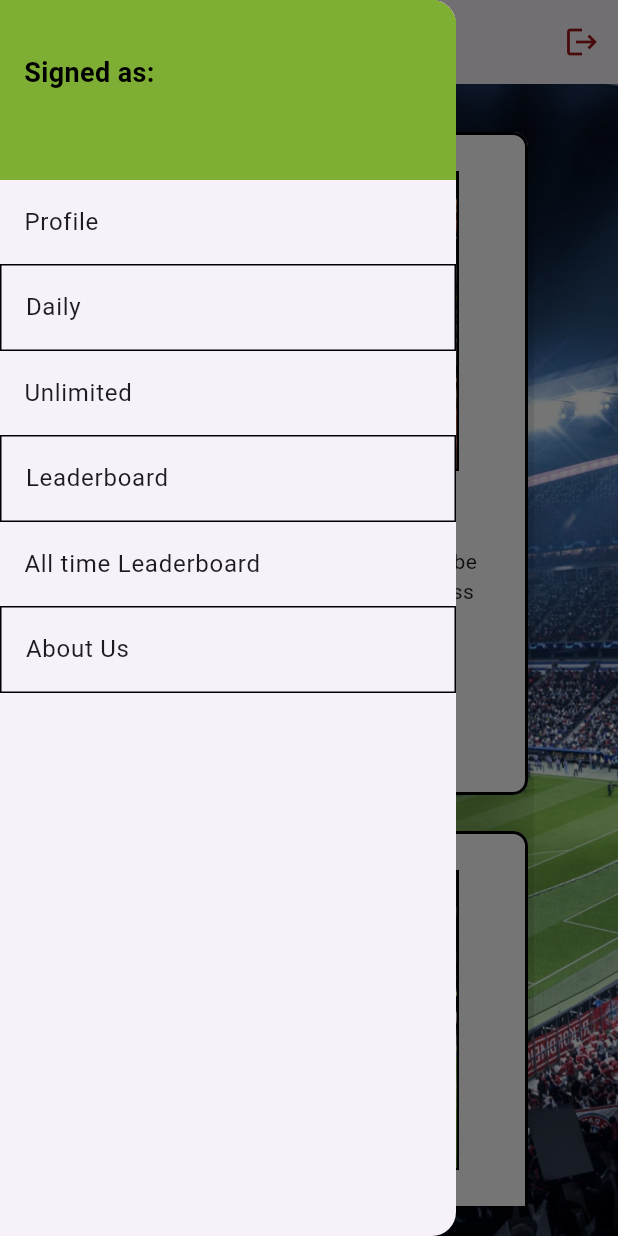
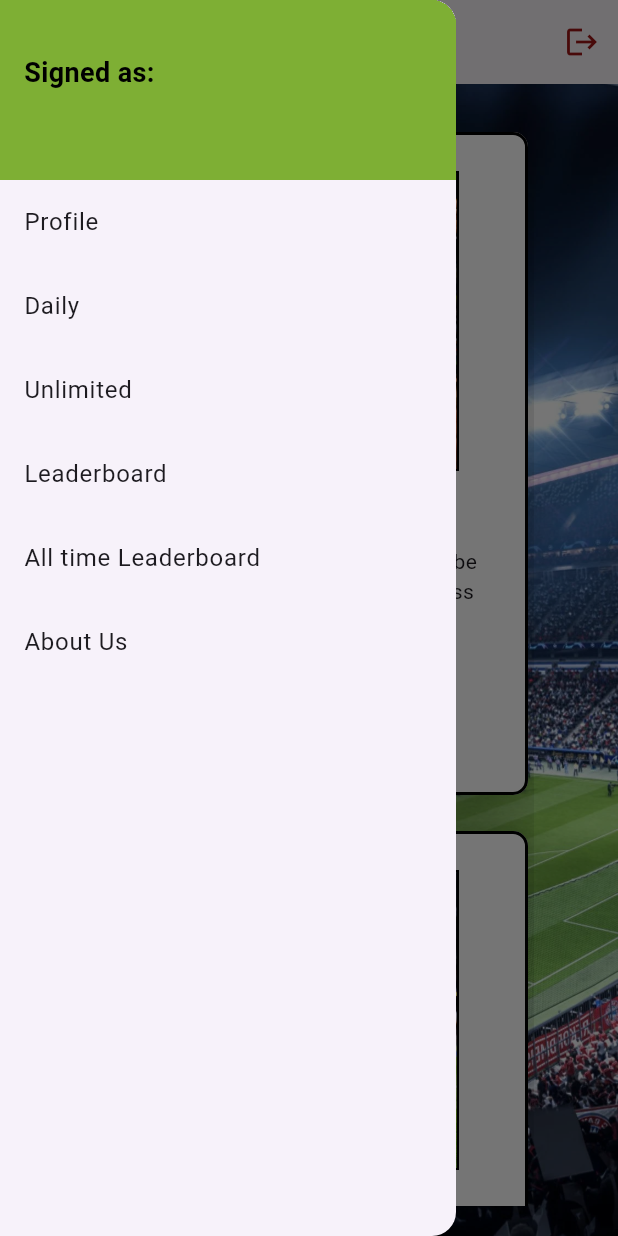
Before and after one commit to hussen2003/soccer-guesser-MERN, a Flutter app: the HomePage screen opened by its route, with the side drawer open, on a phone screen of 412 x 824 dp. Run offline on Flutter 3.47's test engine with Material 3 defaults, Android fonts, the phone set to English and light mode, and no system bars; accounts and stored records are empty.

Commit message:
HomePage changes

```diff
--- a/soccerdle_app/lib/pages/homePage.dart
+++ b/soccerdle_app/lib/pages/homePage.dart
@@ -132,7 +132,7 @@ class _HomePageState extends State<HomePage> {
                 playDaily(context);
               },
               shape: RoundedRectangleBorder(
-                side: BorderSide(color: Colors.black, width: 1),
+                //side: BorderSide(color: Colors.black, width: 1),
                 borderRadius: BorderRadius.circular(0),
               ),
             ),
@@ -154,7 +154,7 @@ class _HomePageState extends State<HomePage> {
                 goLeaderboard(context);
               },
               shape: RoundedRectangleBorder(
-                side: BorderSide(color: Colors.black, width: 1),
+                //side: BorderSide(color: Colors.black, width: 1),
                 borderRadius: BorderRadius.circular(0),
               ),
             ),
@@ -176,7 +176,7 @@ class _HomePageState extends State<HomePage> {
                 Navigator.pushNamed(context, '/aboutUs');
               },
               shape: RoundedRectangleBorder(
-                side: BorderSide(color: Colors.black, width: 1),
+                //side: BorderSide(color: Colors.black, width: 1),
                 borderRadius: BorderRadius.circular(0),
               ),
             ),
```
